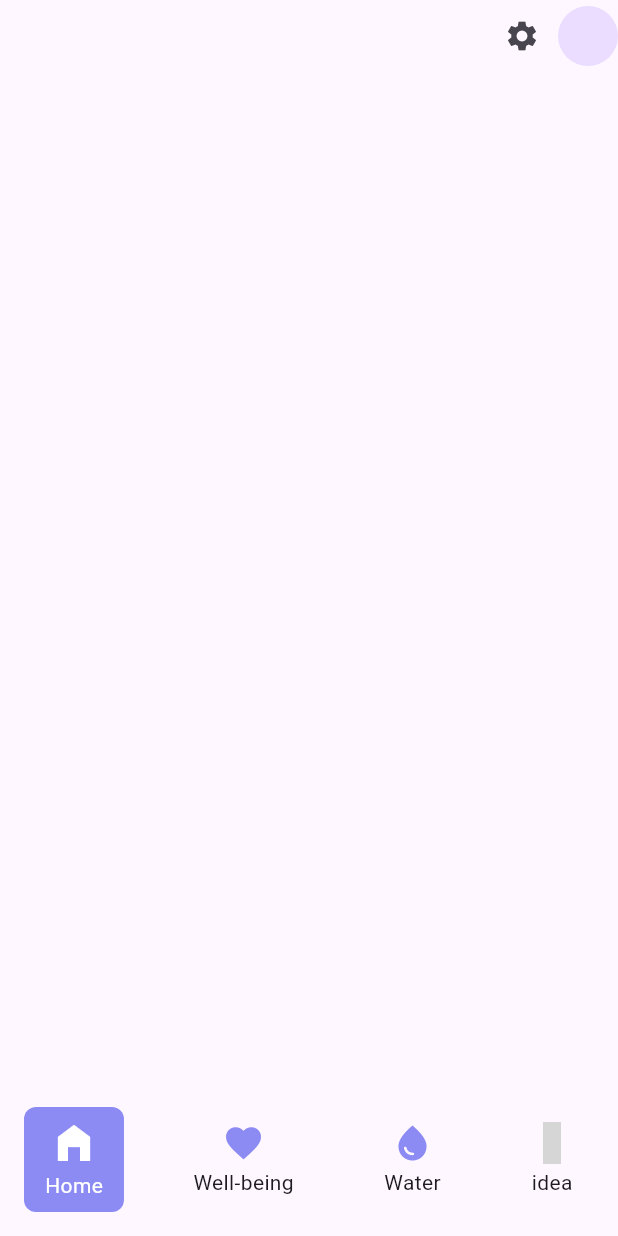
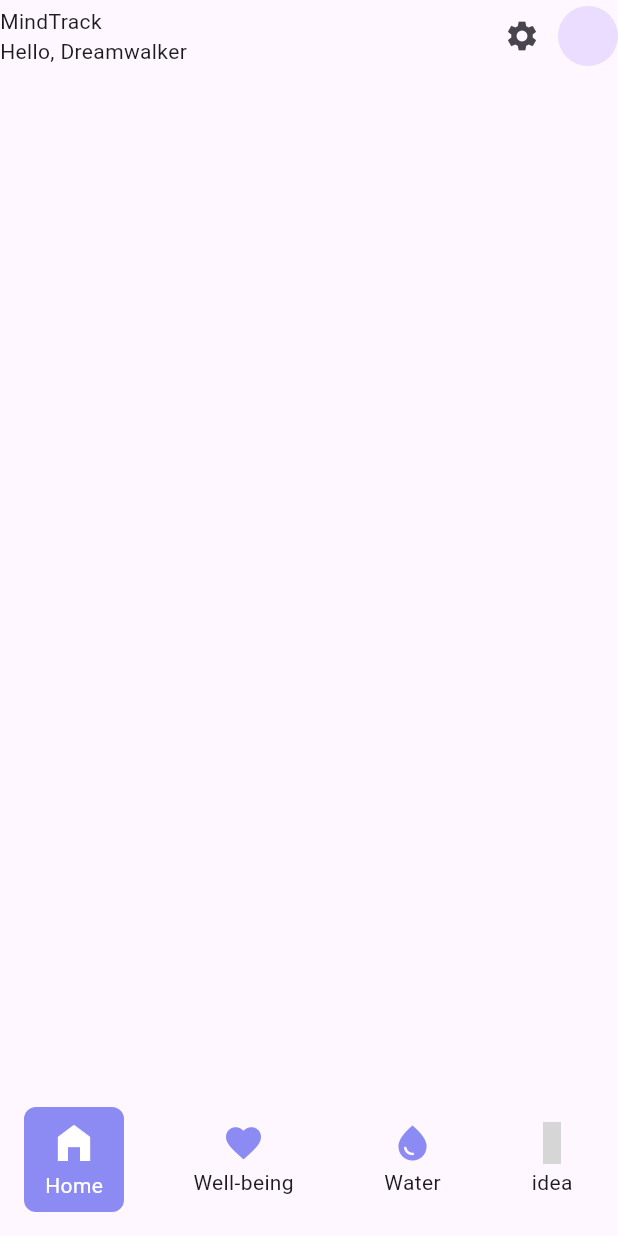
Before and after one commit to JAICHANGPARK/flutter_notebook_chapter_43, a Flutter app: the HabitJournalMainScreen screen opened directly, on a phone screen of 412 x 824 dp. Run offline on Flutter 3.47's test engine with Material 3 defaults, Android fonts, the phone set to English and light mode, and no system bars; our stand-ins replace gap, hugeicons; grey boxes are pictures that could not be loaded.

Commit message:
Update habit_journal_home_screen.dart

```diff
--- a/lib/ep2173_habit_journal_app/ui/home/habit_journal_home_screen.dart
+++ b/lib/ep2173_habit_journal_app/ui/home/habit_journal_home_screen.dart
@@ -18,11 +18,16 @@ class _HabitJournalHomeScreenState extends State<HabitJournalHomeScreen> {
               child: Column(
                 crossAxisAlignment: CrossAxisAlignment.start,
                 children: [
-
+                  Text(
+                    "MindTrack",
+                  ),
+                  Text(
+                    "Hello, Dreamwalker",
+                  )
                 ],
               ),
             ),
-            IconButton(onPressed: (){}, icon: Icon(Icons.settings)),
+            IconButton(onPressed: () {}, icon: Icon(Icons.settings)),
             CircleAvatar(),
           ],
         )
```
